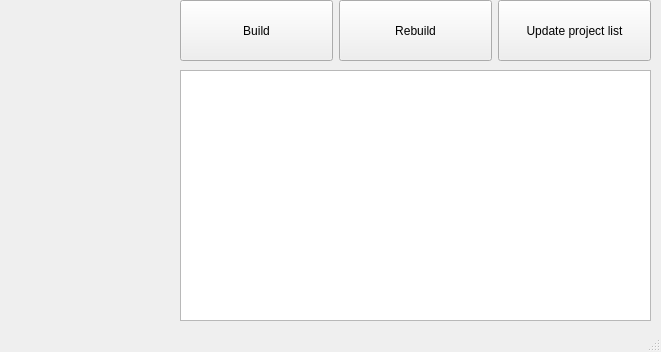
Above: Source/UEBuilder/mainwindow.ui from Stalker72742/UEBuilder before the change. Below: the same form after it.
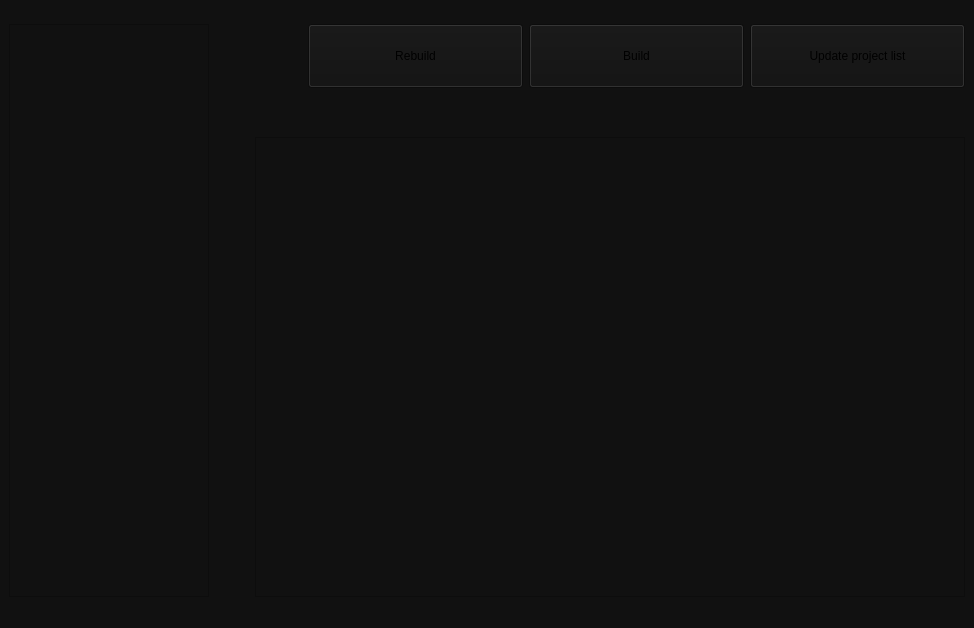
That is the form after the change.

Patch:
```diff
--- a/Source/UEBuilder/mainwindow.ui
+++ b/Source/UEBuilder/mainwindow.ui
@@ -6,42 +6,138 @@
    <rect>
     <x>0</x>
     <y>0</y>
-    <width>661</width>
-    <height>352</height>
+    <width>974</width>
+    <height>628</height>
    </rect>
   </property>
+  <property name="sizePolicy">
+   <sizepolicy hsizetype="Preferred" vsizetype="Preferred">
+    <horstretch>0</horstretch>
+    <verstretch>0</verstretch>
+   </sizepolicy>
+  </property>
+  <property name="minimumSize">
+   <size>
+    <width>0</width>
+    <height>0</height>
+   </size>
+  </property>
+  <property name="maximumSize">
+   <size>
+    <width>16777215</width>
+    <height>16777215</height>
+   </size>
+  </property>
   <property name="windowTitle">
    <string>MainWindow</string>
   </property>
+  <property name="styleSheet">
+   <string notr="true">background-color: rgb(17, 17, 17)</string>
+  </property>
   <widget class="QWidget" name="centralwidget">
-   <widget class="QPlainTextEdit" name="outputEdit">
-    <property name="geometry">
-     <rect>
-      <x>180</x>
-      <y>70</y>
-      <width>471</width>
-      <height>251</height>
-     </rect>
-    </property>
-   </widget>
-   <widget class="QWidget" name="horizontalLayoutWidget">
-    <property name="geometry">
-     <rect>
-      <x>180</x>
-      <y>0</y>
-      <width>471</width>
-      <height>61</height>
-     </rect>
-    </property>
+   <layout class="QGridLayout" name="gridLayout">
+    <item row="3" column="2">
+     <layout class="QHBoxLayout" name="horizontalLayout_3">
+      <property name="sizeConstraint">
+       <enum>QLayout::SizeConstraint::SetDefaultConstraint</enum>
+      </property>
+      <item>
+       <spacer name="horizontalSpacer">
+        <property name="orientation">
+         <enum>Qt::Orientation::Horizontal</enum>
+        </property>
+        <property name="sizeHint" stdset="0">
+         <size>
+          <width>40</width>
+          <height>20</height>
+         </size>
+        </property>
+       </spacer>
+      </item>
+      <item>
+       <widget class="QPlainTextEdit" name="OutputLog">
+        <property name="sizePolicy">
+         <sizepolicy hsizetype="Preferred" vsizetype="Preferred">
+          <horstretch>0</horstretch>
+          <verstretch>0</verstretch>
+         </sizepolicy>
+        </property>
+        <property name="minimumSize">
+         <size>
+          <width>710</width>
+          <height>460</height>
+         </size>
+        </property>
+        <property name="maximumSize">
+         <size>
+          <width>16777215</width>
+          <height>16777215</height>
+         </size>
+        </property>
+        <property name="sizeIncrement">
+         <size>
+          <width>0</width>
+          <height>0</height>
+         </size>
+        </property>
+        <property name="baseSize">
+         <size>
+          <width>0</width>
+          <height>0</height>
+         </size>
+        </property>
+       </widget>
+      </item>
+     </layout>
+    </item>
+    <item row="1" column="2">
     <layout class="QHBoxLayout" name="horizontalLayout">
+      <item>
+       <spacer name="horizontalSpacer_2">
+        <property name="orientation">
+         <enum>Qt::Orientation::Horizontal</enum>
+        </property>
+        <property name="sizeHint" stdset="0">
+         <size>
+          <width>40</width>
+          <height>20</height>
+         </size>
+        </property>
+       </spacer>
+      </item>
+      <item>
+       <widget class="QPushButton" name="Rebuild">
+        <property name="sizePolicy">
+         <sizepolicy hsizetype="Minimum" vsizetype="Preferred">
+          <horstretch>0</horstretch>
+          <verstretch>0</verstretch>
+         </sizepolicy>
+        </property>
+        <property name="minimumSize">
+         <size>
+          <width>215</width>
+          <height>64</height>
+         </size>
+        </property>
+        <property name="text">
+         <string>Rebuild</string>
+        </property>
+       </widget>
+      </item>
      <item>
       <widget class="QPushButton" name="Build">
        <property name="sizePolicy">
-        <sizepolicy hsizetype="Minimum" vsizetype="Expanding">
+         <sizepolicy hsizetype="Minimum" vsizetype="Preferred">
          <horstretch>0</horstretch>
          <verstretch>0</verstretch>
         </sizepolicy>
        </property>
+        <property name="minimumSize">
+         <size>
+          <width>215</width>
+          <height>0</height>
+         </size>
+        </property>
        <property name="font">
         <font>
          <pointsize>9</pointsize>
@@ -56,23 +152,16 @@
      <item>
       <widget class="QPushButton" name="pushButton_2">
        <property name="sizePolicy">
-        <sizepolicy hsizetype="Minimum" vsizetype="Expanding">
+         <sizepolicy hsizetype="Minimum" vsizetype="Preferred">
          <horstretch>0</horstretch>
          <verstretch>0</verstretch>
         </sizepolicy>
        </property>
-       <property name="text">
-        <string>Rebuild</string>
-       </property>
-      </widget>
-     </item>
-     <item>
-      <widget class="QPushButton" name="pushButton">
-       <property name="sizePolicy">
-        <sizepolicy hsizetype="Minimum" vsizetype="Expanding">
-         <horstretch>0</horstretch>
-         <verstretch>0</verstretch>
-        </sizepolicy>
+        <property name="minimumSize">
+         <size>
+          <width>215</width>
+          <height>0</height>
+         </size>
        </property>
        <property name="text">
         <string>Update project list</string>
@@ -80,9 +169,69 @@
       </widget>
      </item>
     </layout>
-   </widget>
-  </widget>
-  <widget class="QMenuBar" name="menubar">
+    </item>
+    <item row="0" column="0">
+     <spacer name="verticalSpacer">
+      <property name="orientation">
+       <enum>Qt::Orientation::Vertical</enum>
+      </property>
+      <property name="sizeType">
+       <enum>QSizePolicy::Policy::Fixed</enum>
+      </property>
+      <property name="sizeHint" stdset="0">
+       <size>
+        <width>20</width>
+        <height>15</height>
+       </size>
+      </property>
+     </spacer>
+    </item>
+    <item row="1" column="0" rowspan="3">
+     <widget class="QScrollArea" name="scrollArea">
+      <property name="sizePolicy">
+       <sizepolicy hsizetype="Preferred" vsizetype="Preferred">
+        <horstretch>0</horstretch>
+        <verstretch>0</verstretch>
+       </sizepolicy>
+      </property>
+      <property name="minimumSize">
+       <size>
+        <width>200</width>
+        <height>453</height>
+       </size>
+      </property>
+      <property name="widgetResizable">
+       <bool>true</bool>
+      </property>
+      <widget class="QWidget" name="scrollAreaWidgetContents">
+       <property name="geometry">
+        <rect>
+         <x>0</x>
+         <y>0</y>
+         <width>198</width>
+         <height>544</height>
+        </rect>
+       </property>
+      </widget>
+     </widget>
+    </item>
+    <item row="2" column="2">
+     <spacer name="verticalSpacer_2">
+      <property name="orientation">
+       <enum>Qt::Orientation::Vertical</enum>
+      </property>
+      <property name="sizeHint" stdset="0">
+       <size>
+        <width>20</width>
+        <height>40</height>
+       </size>
+      </property>
+     </spacer>
+    </item>
+   </layout>
+  </widget>
+  <widget class="QStatusBar" name="statusBar"/>
+  <widget class="QMenuBar" name="menuBar">
    <property name="geometry">
     <rect>
      <x>0</x>
@@ -92,7 +241,6 @@
     </rect>
    </property>
   </widget>
-  <widget class="QStatusBar" name="statusbar"/>
  </widget>
  <resources/>
  <connections/>
```
Left out of the diff: 7 changed lines with no effect on the pictures. Lines whose indentation alone changed are shown as unchanged.
